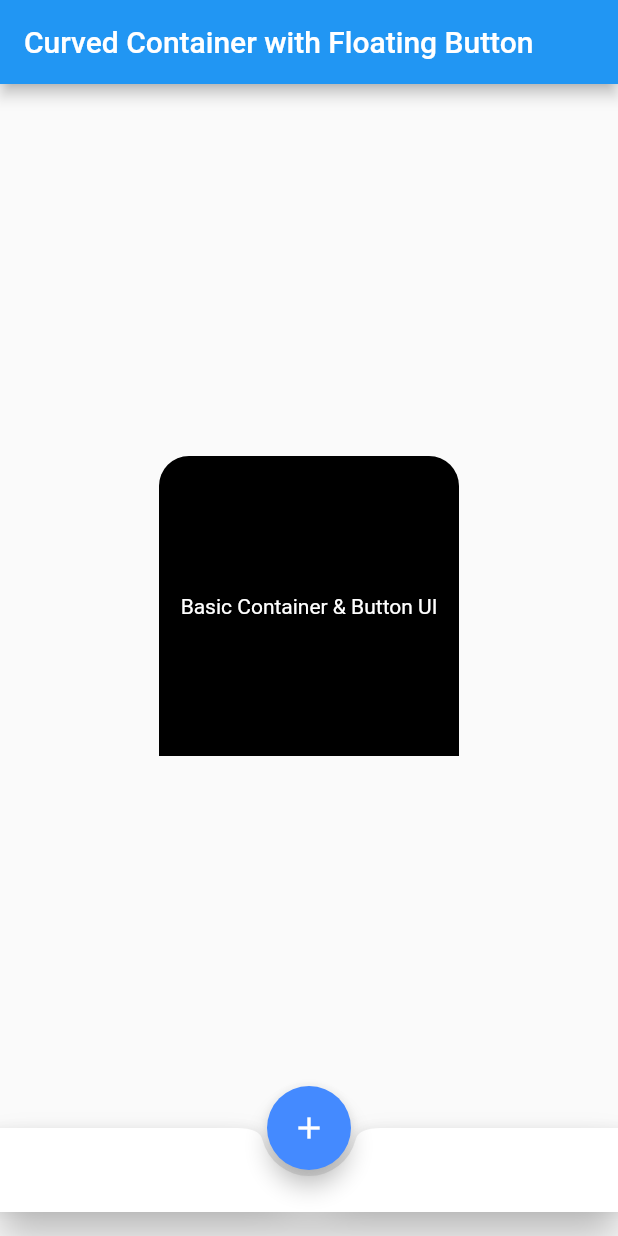
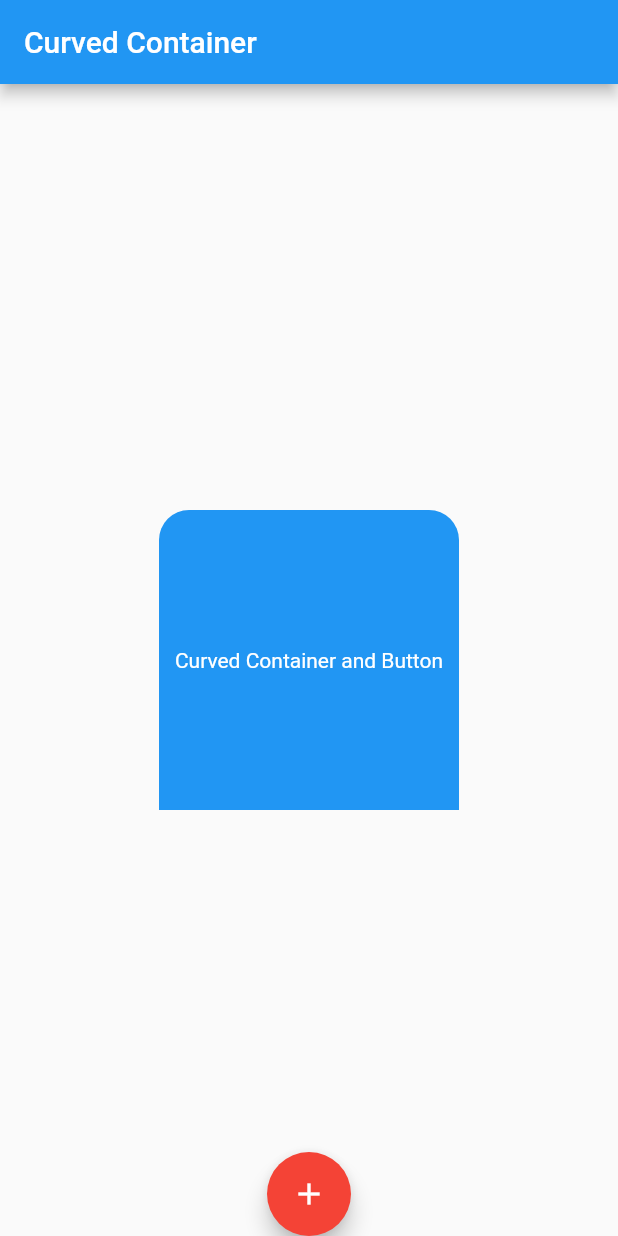
Before and after one commit to Limon00001/flutter-to-do-lists, a Flutter app: the screen it shows after launch, on a phone screen of 412 x 824 dp. Run offline on Flutter 3.47's test engine with Material 2 defaults, Android fonts, the phone set to English and light mode, and no system bars.

Commit message:
initial commit

```diff
--- a/lib/main.dart
+++ b/lib/main.dart
@@ -1,33 +1,30 @@
 import 'package:flutter/material.dart';
 
-void main() => runApp(const MyApp());
+void main() => runApp(MyApp());
 
 class MyApp extends StatelessWidget {
-  const MyApp({Key? key}) : super(key: key); // add key parameter
-
   @override
   Widget build(BuildContext context) {
     return MaterialApp(
       home: Scaffold(
         appBar: AppBar(
-          title: const Text(
-              'Curved Container with Floating Button'), // add const keyword
+          title: Text('Curved Container'),
         ),
         body: Center(
           child: Container(
             width: 200.0,
             height: 200.0,
-            decoration: const BoxDecoration(
-              color: Colors.black,
+            child: Center(
+              child: Text(
+                'Curved Container and Button',
+                style: TextStyle(color: Colors.white),
+              ),
+            ),
+            decoration: BoxDecoration(
+              color: Colors.blue,
               borderRadius: BorderRadius.only(
                 topLeft: Radius.circular(20.0),
                 topRight: Radius.circular(20.0),
-              ),
-            ),
-            child: const Center(
-              child: Text(
-                'Basic Container & Button UI',
-                style: TextStyle(color: Colors.white),
               ),
             ),
           ),
@@ -35,21 +32,11 @@ class MyApp extends StatelessWidget {
         floatingActionButton: FloatingActionButton(
           onPressed: () {
             // Add your action here
-          }, // add const keyword
-          backgroundColor: Colors.blueAccent,
-          child: const Icon(Icons.add),
+          },
+          child: Icon(Icons.add),
+          backgroundColor: Colors.red,
         ),
         floatingActionButtonLocation: FloatingActionButtonLocation.centerDocked,
-        bottomNavigationBar: Padding(
-          padding: const EdgeInsets.only(
-              bottom: 16.0), // Adjust the padding as needed
-          child: BottomAppBar(
-            shape: const CircularNotchedRectangle(),
-            child: Container(
-              height: 56.0,
-            ),
-          ),
-        ),
       ),
     );
   }
```
